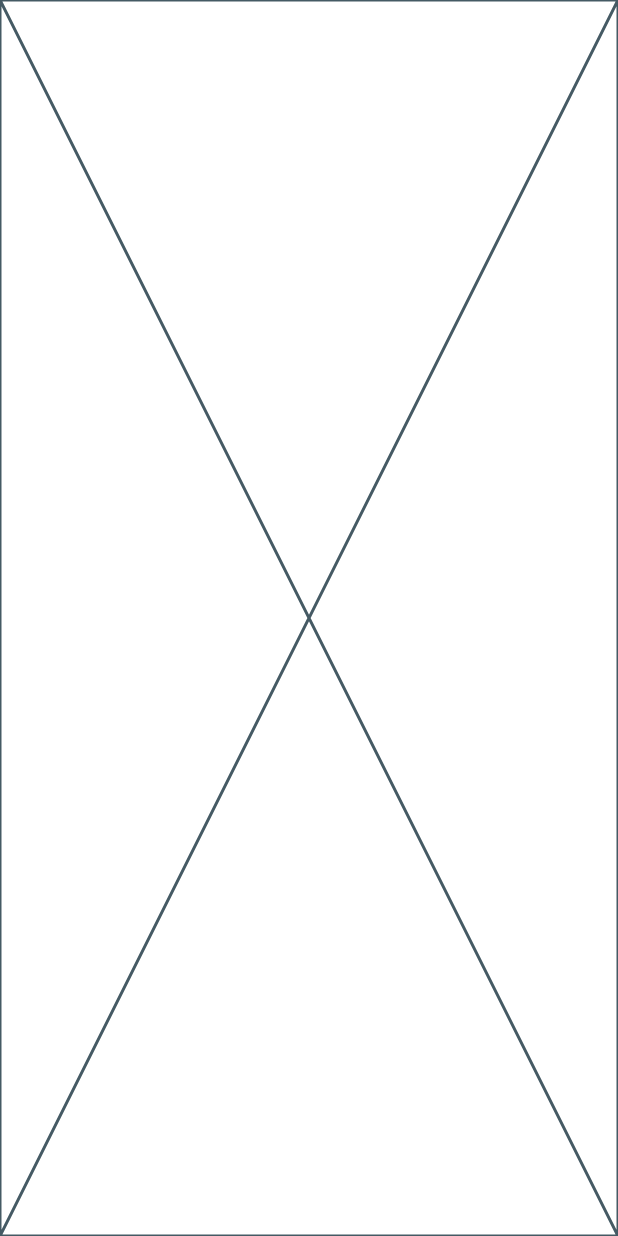
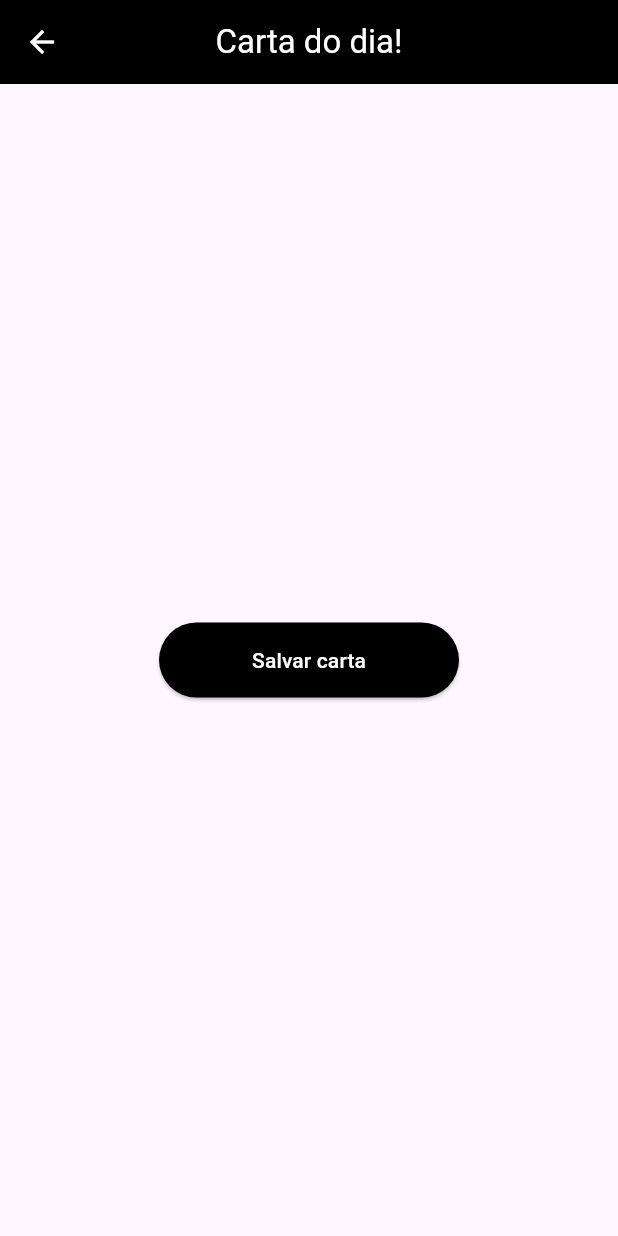
Before and after one commit to ailtonxavier/super_trunfo, a Flutter app: the screen it shows after launch, after a tap on "Card Diário", on a phone screen of 412 x 824 dp. Run offline on Flutter 3.47's test engine with Material 3 defaults, Android fonts, the phone set to English and light mode, and no system bars.

```diff
--- a/lib/ui/telas/card_diario.dart
+++ b/lib/ui/telas/card_diario.dart
@@ -3,8 +3,37 @@ import 'package:flutter/material.dart';
 class CardDiario extends StatelessWidget {
   const CardDiario({super.key});
 
+  static const botaoEstilizado = ButtonStyle(
+    backgroundColor: WidgetStatePropertyAll(Colors.black),
+    foregroundColor: WidgetStatePropertyAll(Colors.white),
+    fixedSize: WidgetStatePropertyAll(Size(200, 50))
+  );
+
   @override
   Widget build(BuildContext context) {
-    return const Placeholder();
+    return Scaffold(
+      appBar: AppBar(
+        title: Text("Carta do dia!"),
+        backgroundColor: Colors.black,
+        foregroundColor: Colors.white,
+        centerTitle: true,
+      ),
+      body: Column(
+        mainAxisAlignment: MainAxisAlignment.center,
+        children: [
+          Row(
+            mainAxisAlignment: MainAxisAlignment.center,
+            children: [
+              ElevatedButton(
+                onPressed: () => {
+                  Navigator.pop(context, "/")
+                },
+                style: botaoEstilizado,
+                child: const Text("Salvar carta"))
+            ]
+          ,)
+        ],
+      ),
+    );
   }
 }
```
Also changed, not shown: pubspec.yaml (+12 -0 lines), pubspec.lock.
